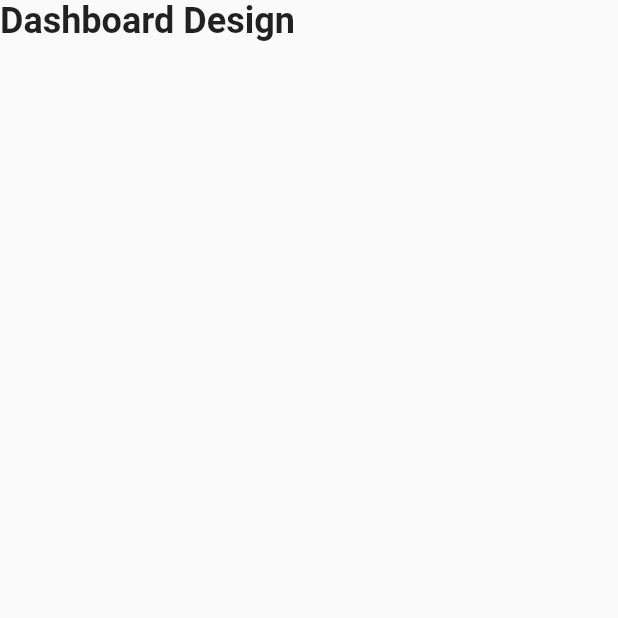
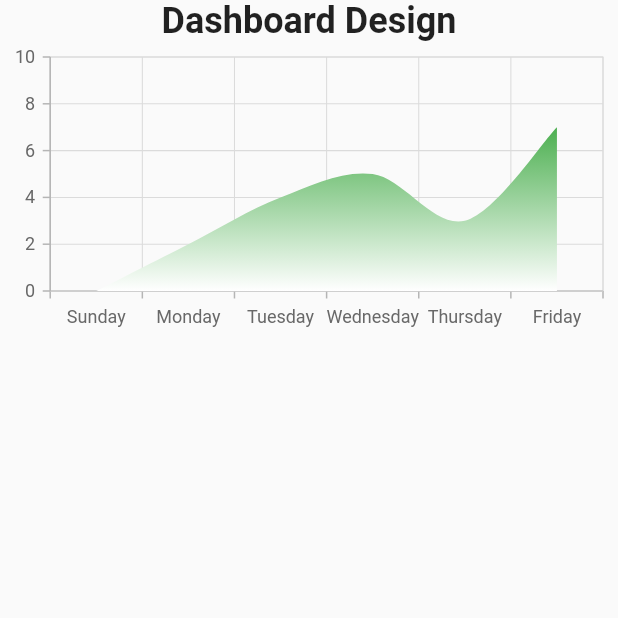
Before and after one commit to Magesh-Doodleblue/Task-Management-Application-and-Github-API-implementation, a Flutter app: the DashboardDesignScreen screen opened by its route, on a phone screen of 412 x 824 dp, the top half of it. Run offline on Flutter 3.47's test engine with Material 2 defaults, Android fonts, the phone set to English and light mode, and no system bars; our stand-ins replace circle_nav_bar, google_fonts, sqflite, step_progress_indicator, syncfusion_flutter_charts; accounts and stored records are empty; network calls fail; Roboto replaces fonts that are missing (Ubuntu).

Commit message:
created projects and charts

```diff
--- /dev/null
+++ b/lib/Model/chart.dart
@@ -0,0 +1,5 @@
+class ChartData {
+  ChartData({required this.x, required this.y});
+  final String x; // Use 'String' for x-axis
+  final double y;
+}
--- a/lib/View/Dashboard Design/dashboard_design.dart
+++ b/lib/View/Dashboard Design/dashboard_design.dart
@@ -1,4 +1,8 @@
+// ignore_for_file: library_private_types_in_public_api
+
 import 'package:flutter/material.dart';
+
+import '../common/filled_charts.dart';
 
 class DashboardDesignScreen extends StatelessWidget {
   const DashboardDesignScreen({super.key});
@@ -6,8 +10,23 @@ class DashboardDesignScreen extends StatelessWidget {
   @override
   Widget build(BuildContext context) {
     return const Scaffold(
-      body: Text("Dashboard Design",
-          style: TextStyle(fontSize: 24, fontWeight: FontWeight.bold)),
+      body: Column(
+        children: [
+          Text("Dashboard Design",
+              style: TextStyle(fontSize: 24, fontWeight: FontWeight.bold)),
+          FilledCurveChart(
+            xValues: [
+              'Sunday',
+              'Monday',
+              'Tuesday',
+              'Wednesday',
+              'Thursday',
+              'Friday',
+            ],
+            yValues: [0, 2, 4, 5, 3, 7],
+          ),
+        ],
+      ),
     );
   }
 }
--- a/lib/View/Navigation Bar/bottom_navigation_bar.dart
+++ b/lib/View/Navigation Bar/bottom_navigation_bar.dart
@@ -21,8 +21,8 @@ class _BottomNavigationState extends State<BottomNavigation> {
 
   final List<Widget> _screens = [
     const Dashboard(),
-    const ProjectsScreen(),
     const DashboardDesignScreen(),
+    const ProjectScreen(),
     const SettingsScreen(),
     const GitHubRepositoryListScreen(), // Add GitHub screen as the last item
   ];
--- /dev/null
+++ b/lib/View/common/filled_charts.dart
@@ -0,0 +1,56 @@
+import 'package:flutter/material.dart';
+import 'package:syncfusion_flutter_charts/charts.dart';
+
+import '../../Model/chart.dart';
+
+class FilledCurveChart extends StatelessWidget {
+  final List<String> xValues;
+  final List<double> yValues;
+
+  const FilledCurveChart(
+      {super.key, required this.xValues, required this.yValues});
+
+  @override
+  Widget build(BuildContext context) {
+    return SizedBox(
+      height: 200,
+      child: SfCartesianChart(
+        primaryXAxis: CategoryAxis(),
+        // Use CategoryAxis for x-axis with specific labels
+        primaryYAxis: NumericAxis(
+          // Set y-axis properties
+          minimum: 0,
+          maximum: 10,
+          interval: 2,
+        ),
+        series: <ChartSeries>[
+          SplineAreaSeries<ChartData, String>(
+            dataSource: _getChartData(xValues, yValues),
+            xValueMapper: (ChartData data, _) => data.x,
+            yValueMapper: (ChartData data, _) => data.y,
+            color: const Color.fromRGBO(0, 255, 0, 1), // Green color fallback
+            gradient: _createGradient(),
+          ),
+        ],
+      ),
+    );
+  }
+
+  List<ChartData> _getChartData(List<String> xValues, List<double> yValues) {
+    final List<ChartData> data = [];
+    if (xValues.length == yValues.length) {
+      for (int i = 0; i < xValues.length; i++) {
+        data.add(ChartData(x: xValues[i], y: yValues[i]));
+      }
+    }
+    return data;
+  }
+
+  LinearGradient _createGradient() {
+    return const LinearGradient(
+      colors: [Colors.green, Colors.white],
+      begin: Alignment.topCenter,
+      end: Alignment.bottomCenter,
+    );
+  }
+}
--- a/lib/my_app.dart
+++ b/lib/my_app.dart
@@ -26,7 +26,7 @@ class MyApp extends StatelessWidget {
       // You can add additional routes here if needed
       routes: {
         '/dashboard': (_) => const Dashboard(),
-        '/project': (_) => const ProjectsScreen(),
+        '/project': (_) => const ProjectScreen(),
         '/dashboarddesign': (_) => const DashboardDesignScreen(),
         '/settings': (_) => const SettingsScreen(),
       },
--- a/pubspec.yaml
+++ b/pubspec.yaml
@@ -38,10 +38,10 @@ dependencies:
   provider: ^6.0.5
   http: ^1.1.0
   sqflite: ^2.3.0
-  curved_navigation_bar: ^1.0.3
   circle_nav_bar: ^2.0.1+1
   google_fonts: ^5.1.0
   step_progress_indicator: ^1.0.2
+  syncfusion_flutter_charts: ^22.2.5
 
 dev_dependencies:
   flutter_test:
```
Also changed, not shown: lib/Model/github_repo.dart (added, +38 -0 lines), lib/View/Github Home/github_home.dart (+1 -38 lines), lib/View/Projects/all_projects.dart (added, +124 -0 lines), lib/View/Projects/completed_projects.dart (added, +12 -0 lines), lib/View/Projects/ongoing_projects.dart (added, +12 -0 lines), lib/View/Projects/projects.dart (+99 -5 lines), lib/View/common/dialog_box.dart (added, +96 -0 lines), pubspec.lock.
